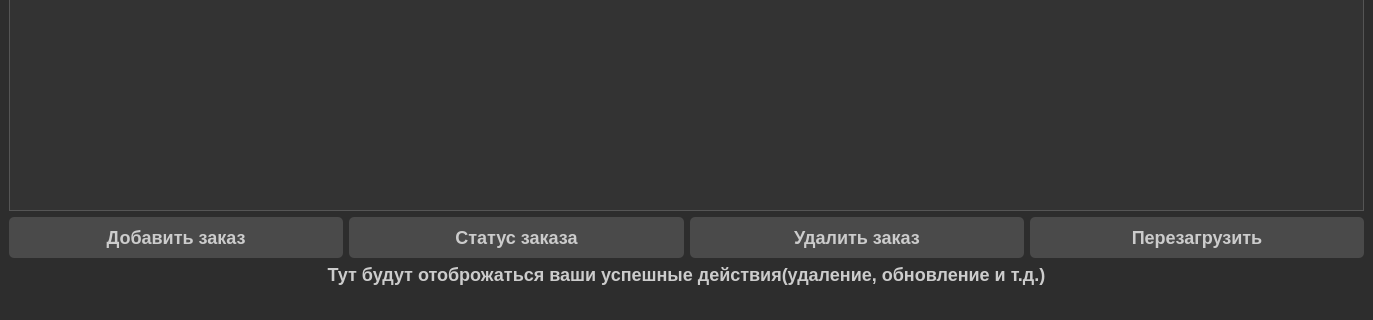
Qt form ui/main_page/main_pageui.ui (c0ral0vii/buhgalter_app) before a commit; both pictures show x 0 to 1373 and y 413 to 733 of the 1373 by 733 pixel window.
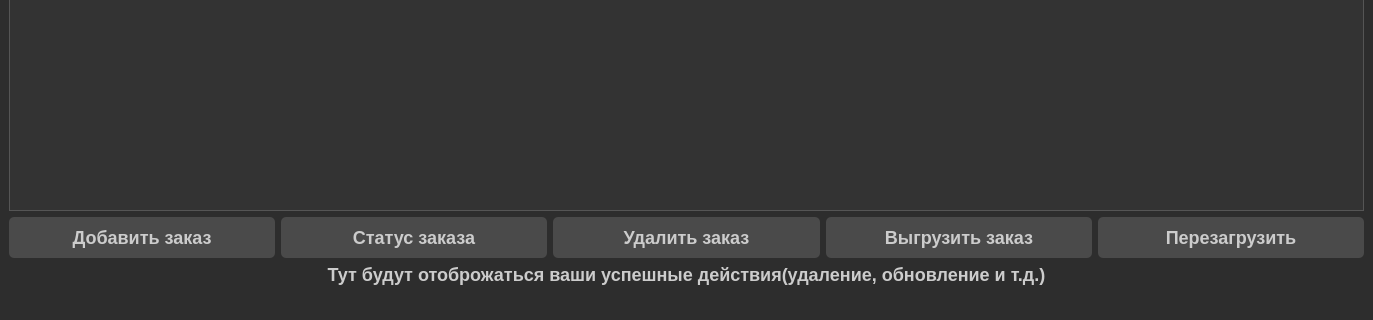
The same form after that commit.

```diff
--- a/ui/main_page/main_pageui.ui
+++ b/ui/main_page/main_pageui.ui
@@ -208,6 +208,13 @@
         </property>
        </widget>
       </item>
+      <item>
+       <widget class="QPushButton" name="unload_order_pushButton">
+        <property name="text">
+         <string>Выгрузить заказ</string>
+        </property>
+       </widget>
+      </item>
       <item>
        <widget class="QPushButton" name="reload_button">
         <property name="text">
```
